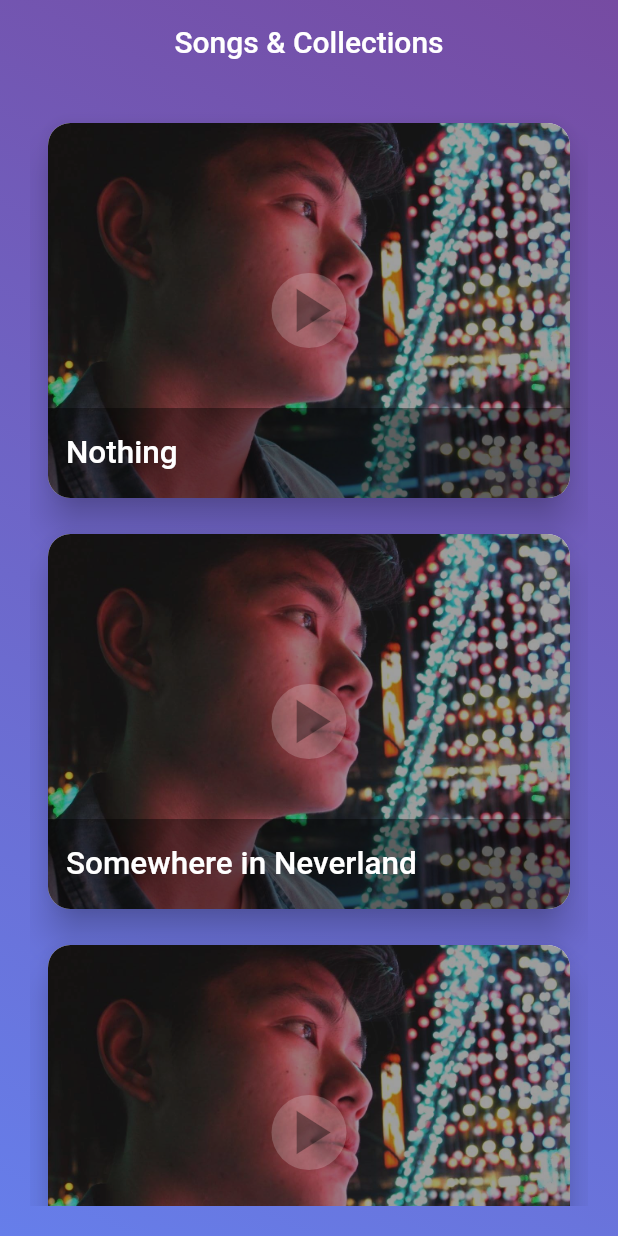
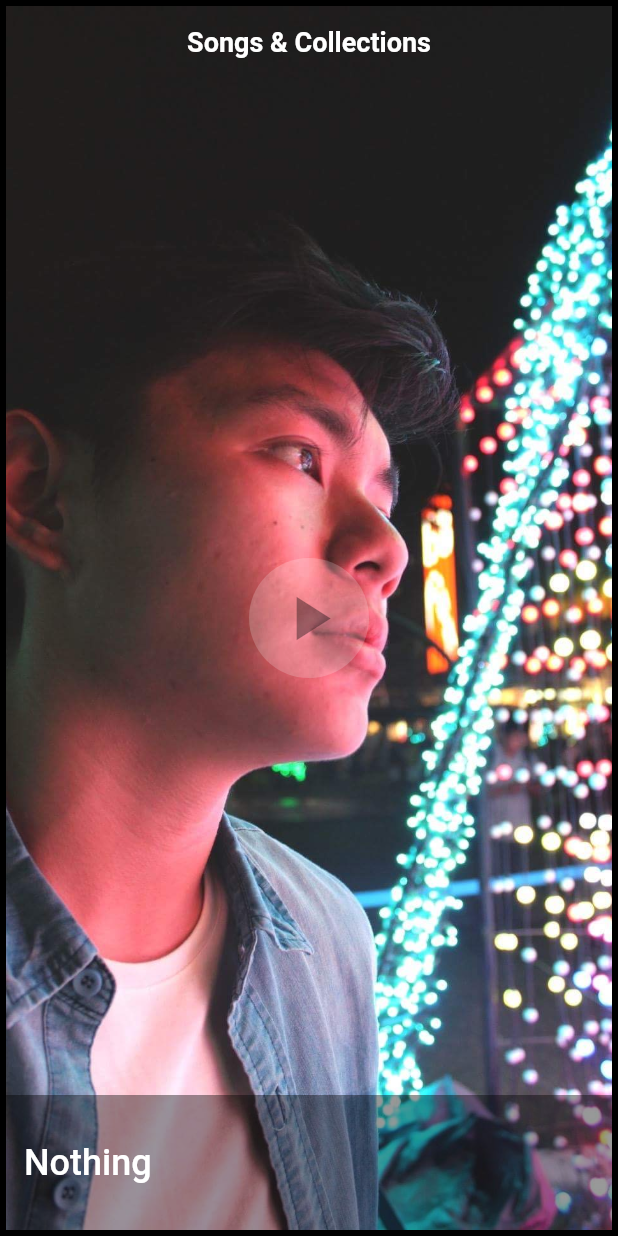
Before and after one commit to JosesGabriel/SongsAndCollections, a Flutter app: the screen it shows after launch, on a phone screen of 412 x 824 dp. Run offline on Flutter 3.47's test engine with Material 2 defaults, Android fonts, the phone set to English and light mode, and no system bars; Roboto replaces fonts that are missing (Nunito).

Commit message:
Horizontal scrolling (full screen cards)

```diff
--- a/lib/main.dart
+++ b/lib/main.dart
@@ -1,5 +1,4 @@
 import 'package:flutter/material.dart';
-import 'package:flutter/services.dart';
 import './widgets/song_card.dart';
 import './models/song.dart';
 
@@ -18,19 +17,23 @@ final List<Song> _songList = [
 class App extends StatelessWidget {
   @override
   Widget build(BuildContext context) {
-    SystemChrome.setSystemUIOverlayStyle(
-      SystemUiOverlayStyle(
-          systemNavigationBarIconBrightness: Brightness.light,
-          systemNavigationBarColor: Colors.red,
-          systemNavigationBarDividerColor: Colors.red,
-          statusBarColor: Colors.red,
-          statusBarBrightness: Brightness.light,
-          statusBarIconBrightness: Brightness.light),
-    );
     return MaterialApp(
       title: 'Collections',
       home: _HomePageState(),
       theme: ThemeData(
+        fontFamily: "Nunito",
+        textTheme: ThemeData.light().textTheme.copyWith(
+            headline5: TextStyle(
+              fontFamily: 'Nunito',
+              fontWeight: FontWeight.bold,
+              fontSize: 18,
+              color: Colors.white,
+            ),
+            headline6: TextStyle(
+              fontFamily: 'Nunito',
+              fontSize: 24,
+              color: Colors.white,
+            )),
         primarySwatch: Colors.grey,
         primaryColor: Color.fromRGBO(254, 219, 208, 1),
       ),
@@ -45,10 +48,8 @@ class _HomePageState extends StatelessWidget {
       extendBodyBehindAppBar: true,
       appBar: AppBar(
         title: Container(
-          child: Text(
-            appBarTitle,
-            style: TextStyle(color: Colors.white),
-          ),
+          child:
+              Text(appBarTitle, style: Theme.of(context).textTheme.headline5),
         ),
         backgroundColor: Colors.transparent,
         centerTitle: true,
@@ -57,30 +58,21 @@ class _HomePageState extends StatelessWidget {
       body: Stack(
         children: [
           Container(
-            padding: EdgeInsets.only(top: 50),
+            padding: EdgeInsets.zero,
+            margin: EdgeInsets.zero,
             decoration: BoxDecoration(
               gradient: LinearGradient(
                 begin: Alignment.topRight,
                 end: Alignment.bottomLeft,
-                colors: [
-                  Color(0xFF764BA2),
-                  Color(0xFF667EEA),
-                ],
+                colors: [Colors.black, Colors.black],
               ),
             ),
-            child: Padding(
-              padding: EdgeInsets.all(20),
-              child: ListView.separated(
-                padding: const EdgeInsets.all(8),
+            child: PageView.builder(
+                scrollDirection: Axis.horizontal,
                 itemCount: _songList.length,
                 itemBuilder: (BuildContext context, int index) {
                   return SongCard(_songList[index].title);
-                },
-                separatorBuilder: (BuildContext context, int index) =>
-                    const Divider(color: Colors.transparent),
-              ),
-              // Text("data", style: TextStyle(color: Colors.black)),
-            ),
+                }),
           ),
         ],
       ),
--- a/lib/widgets/song_card.dart
+++ b/lib/widgets/song_card.dart
@@ -1,39 +1,47 @@
 import 'package:flutter/material.dart';
 
-class SongCard extends StatelessWidget {
+class SongCard extends StatefulWidget {
   final String title;
-  final playButtonSize = 50.0;
 
   SongCard(this.title);
 
   @override
+  _SongCardState createState() => _SongCardState();
+}
+
+class _SongCardState extends State<SongCard> {
+  var _playButtonSize = 80.0;
+  var _icon = Icons.play_arrow;
+
+  onCardTap() {
+    setState(() {
+      if (_icon == Icons.play_arrow) {
+        _icon = Icons.pause;
+      } else {
+        _icon = Icons.play_arrow;
+      }
+    });
+  }
+
+  @override
   Widget build(BuildContext context) {
-    return Card(
-        shape: RoundedRectangleBorder(
-          borderRadius: BorderRadius.circular(15.0),
-        ),
-        // color: Colors.transparent,
-        elevation: 10,
+    final mediaQuery = MediaQuery.of(context);
+
+    return GestureDetector(
+      onTap: () => onCardTap(),
+      child: Card(
           child: SizedBox(
-          height: 250,
+        height: mediaQuery.size.height,
+        width: mediaQuery.size.width,
         child: Stack(
           alignment: Alignment.center,
           children: [
-              ClipRRect(
-                borderRadius: BorderRadius.circular(15.0),
-                child: ColorFiltered(
-                  colorFilter: ColorFilter.mode(
-                    Colors.grey,
-                    BlendMode.modulate,
+            Image.asset(
+              "assets/images/ses.jpg",
+              fit: BoxFit.fitHeight,
+              height: mediaQuery.size.height,
             ),
-                  child: Image.asset("assets/images/ses.jpg",
-                      fit: BoxFit.fitWidth,
-                      width:
-                          350 // TODO: Make responsive, probably not good to hard code image width
-                      ),
-                ),
-              ),
-              // The song title banner slides off in the hero animation.
+            // Song Title Banner
             Positioned(
               bottom: 0,
               left: 0,
@@ -41,42 +49,38 @@ class SongCard extends StatelessWidget {
               child: Container(
                 decoration: BoxDecoration(
                   color: Colors.black.withOpacity(0.4),
-                    borderRadius: BorderRadius.only(
-                      bottomLeft: Radius.circular(15.0),
-                      bottomRight: Radius.circular(15.0),
                 ),
-                  ),
-                  height: 60,
-                  // color: Colors.black12,
+                height: 90,
                 alignment: Alignment.centerLeft,
                 padding: EdgeInsets.symmetric(horizontal: 12),
                 child: Text(
-                    title,
-                    style: TextStyle(
-                      fontSize: 21,
-                      fontWeight: FontWeight.w500,
-                      color: Colors.white,
+                  widget.title,
+                  style: Theme.of(context).textTheme.headline6,
                 ),
               ),
             ),
-              ),
-              // The play button grows in the hero animation.
+            // Play Button
             Padding(
               padding: EdgeInsets.all(45),
-                child: Container(
-                  height: playButtonSize,
-                  width: playButtonSize,
+              child: AnimatedContainer(
+                duration: Duration(milliseconds: 900),
+                height: _playButtonSize,
+                width: _playButtonSize,
                 decoration: BoxDecoration(
                   shape: BoxShape.circle,
                   color: Colors.white.withOpacity(0.2),
                 ),
                 alignment: Alignment.center,
-                  child: Icon(Icons.play_arrow,
-                      size: playButtonSize, color: Colors.black38),
+                child: Icon(
+                  _icon,
+                  size: 50.0,
+                  color: Colors.black38,
+                ),
               ),
             ),
           ],
         ),
-        ));
+      )),
+    );
   }
 }
```
Lines whose indentation alone changed are shown as unchanged.
